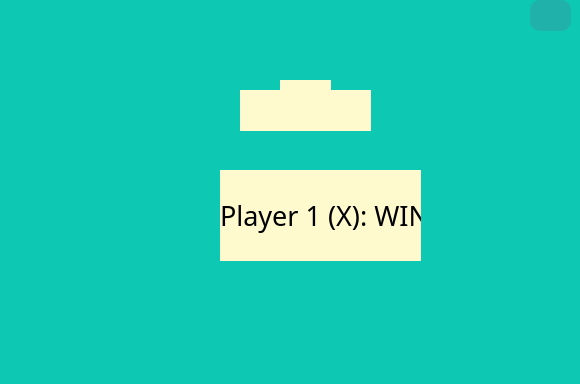
First picture: the form in GUI_TICTACTOE/result_tictactoe.ui, repository Denzaro/TIC-TAC-TOE-game, before the edit.
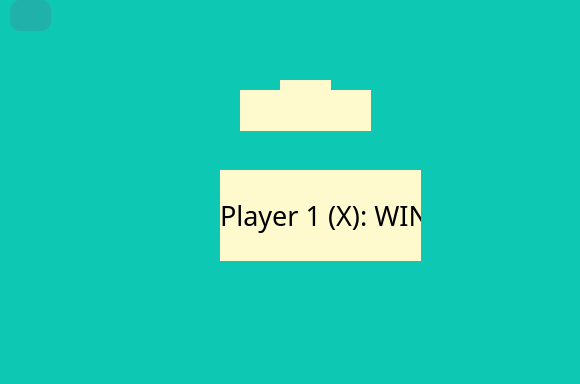
Second picture: the form after the edit. Icons and pictures are not drawn.

Diff of the .ui file:
```diff
--- a/GUI_TICTACTOE/result_tictactoe.ui
+++ b/GUI_TICTACTOE/result_tictactoe.ui
@@ -137,7 +137,7 @@
    <widget class="QLabel" name="label_9">
     <property name="geometry">
      <rect>
-      <x>520</x>
+      <x>10</x>
       <y>0</y>
       <width>51</width>
       <height>31</height>
@@ -156,7 +156,7 @@
    <widget class="QPushButton" name="sound">
     <property name="geometry">
      <rect>
-      <x>530</x>
+      <x>10</x>
       <y>0</y>
       <width>41</width>
       <height>31</height>
```
Left out of the diff: 9 changed lines with no effect on the pictures.
